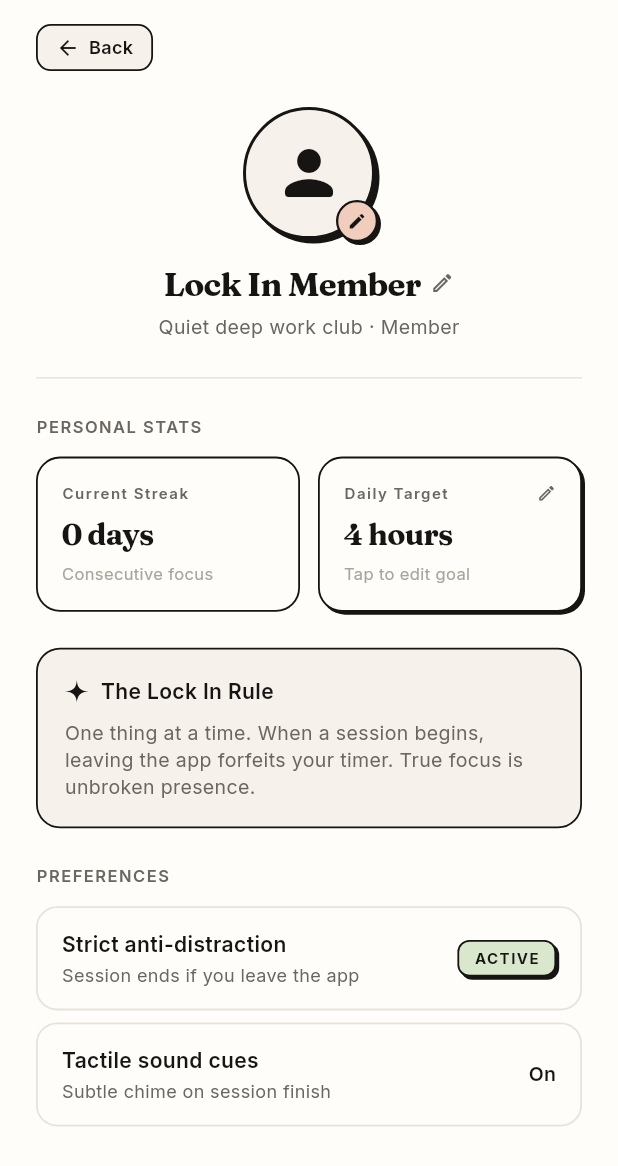
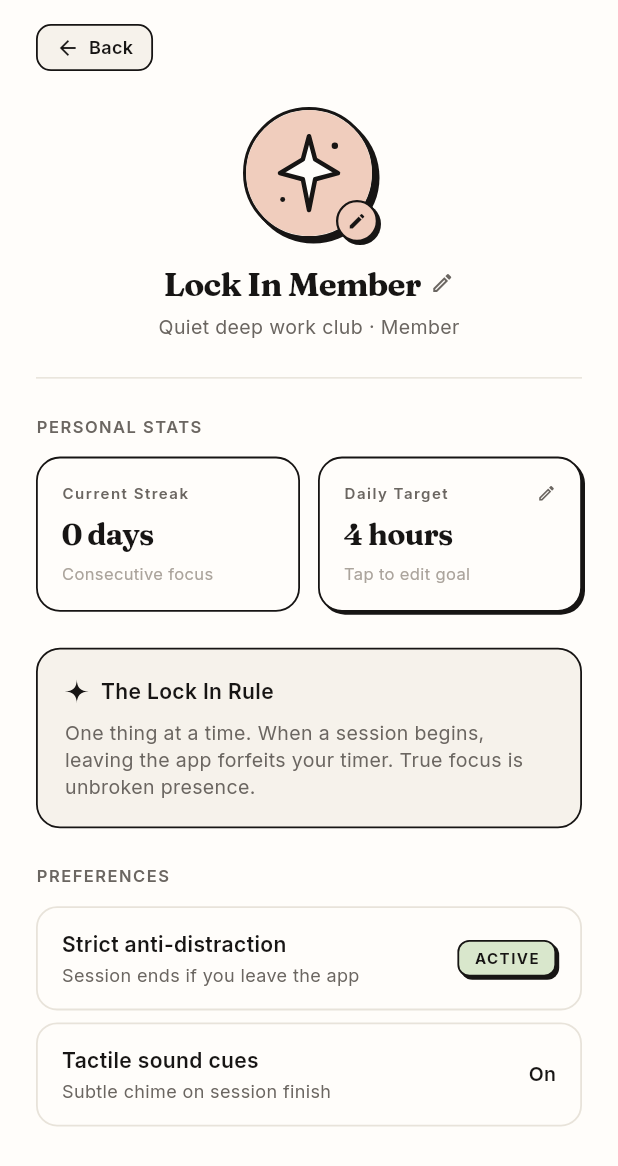
Before and after one commit to Abhaynegi1/Lock-In, a Flutter app: the ProfileScreen screen opened directly, on a phone screen of 412 x 824 dp. Shown: the top 1166 px of the screen. Run offline on Flutter 3.47's test engine with Material 3 defaults, Android fonts, the phone set to English and light mode, and no system bars; our stand-ins replace flutter_local_notifications, flutter_svg, google_fonts, image_picker, shared_preferences; accounts and stored records are empty.

Commit message:
feat: add default avatar options and custom gallery photo selection

```diff
--- a/lib/screens/profile_screen.dart
+++ b/lib/screens/profile_screen.dart
@@ -2,7 +2,9 @@ import 'package:flutter/material.dart';
 import 'package:provider/provider.dart';
 import '../providers/timer_provider.dart';
 import '../utils/app_theme.dart';
+import '../widgets/avatar_picker_modal.dart';
 import '../widgets/doodle_decorations.dart';
+import '../widgets/user_avatar.dart';
 
 class ProfileScreen extends StatelessWidget {
   const ProfileScreen({super.key});
@@ -62,29 +64,15 @@ class ProfileScreen extends StatelessWidget {
                     const SizedBox(height: 8),
                     // Circular PFP with tactile border and edit badge
                     GestureDetector(
-                      onTap: () => _showEditNicknameDialog(context, provider),
+                      onTap: () => AvatarPickerModal.show(context, provider),
                       child: Stack(
                         clipBehavior: Clip.none,
                         children: [
-                          Container(
-                            width: 88,
-                            height: 88,
-                            decoration: BoxDecoration(
-                              shape: BoxShape.circle,
-                              color: AppTheme.sand,
-                              border: Border.all(
-                                color: AppTheme.ink,
-                                width: 2.0,
-                              ),
-                              boxShadow: AppTheme.tactileShadow,
-                            ),
-                            child: const Center(
-                              child: Icon(
-                                Icons.person_rounded,
-                                size: 48,
-                                color: AppTheme.ink,
-                              ),
-                            ),
+                          UserAvatar(
+                            avatarPath: provider.userAvatar,
+                            size: 88,
+                            borderWidth: 2.0,
+                            showShadow: true,
                           ),
                           // Edit badge icon at bottom right
                           Positioned(
--- a/lib/services/storage_service.dart
+++ b/lib/services/storage_service.dart
@@ -8,8 +8,20 @@ class StorageService {
   static const String _battlesKey = 'focus_battles';
   static const String _dailyGoalKey = 'focus_daily_goal';
   static const String _userNameKey = 'focus_username';
+  static const String _userAvatarKey = 'focus_user_avatar';
+  static const String defaultAvatar = 'assets/default_pfp/avatar-spark.svg';
   static const String _strictAntiDistractionKey =
       'focus_strict_anti_distraction';
+
+  Future<String> getUserAvatar() async {
+    final prefs = await SharedPreferences.getInstance();
+    return prefs.getString(_userAvatarKey) ?? defaultAvatar;
+  }
+
+  Future<void> saveUserAvatar(String avatarPath) async {
+    final prefs = await SharedPreferences.getInstance();
+    await prefs.setString(_userAvatarKey, avatarPath);
+  }
 
   Future<String> getUserName() async {
     final prefs = await SharedPreferences.getInstance();
--- /dev/null
+++ b/lib/widgets/user_avatar.dart
@@ -0,0 +1,139 @@
+import 'dart:io';
+import 'package:flutter/material.dart';
+import 'package:flutter_svg/flutter_svg.dart';
+import '../services/storage_service.dart';
+import '../utils/app_theme.dart';
+
+class DefaultAvatarItem {
+  final String path;
+  final String label;
+  final String description;
+
+  const DefaultAvatarItem({
+    required this.path,
+    required this.label,
+    required this.description,
+  });
+}
+
+class AppAvatars {
+  static const List<DefaultAvatarItem> presets = [
+    DefaultAvatarItem(
+      path: 'assets/default_pfp/avatar-spark.svg',
+      label: 'Peach Spark',
+      description: 'Energetic focus',
+    ),
+    DefaultAvatarItem(
+      path: 'assets/default_pfp/avatar-moon.svg',
+      label: 'Sage Moon',
+      description: 'Night owl session',
+    ),
+    DefaultAvatarItem(
+      path: 'assets/default_pfp/avatar-book.svg',
+      label: 'Blue Book',
+      description: 'Deep study & reading',
+    ),
+    DefaultAvatarItem(
+      path: 'assets/default_pfp/avatar-orbit.svg',
+      label: 'Lavender Orbit',
+      description: 'In the zone',
+    ),
+  ];
+
+  static bool isPreset(String path) {
+    return presets.any((item) => item.path == path);
+  }
+}
+
+class UserAvatar extends StatelessWidget {
+  final String? avatarPath;
+  final double size;
+  final double borderWidth;
+  final Color borderColor;
+  final Color? backgroundColor;
+  final bool showShadow;
+  final List<BoxShadow>? customShadow;
+
+  const UserAvatar({
+    super.key,
+    required this.avatarPath,
+    this.size = 44.0,
+    this.borderWidth = 1.5,
+    this.borderColor = AppTheme.ink,
+    this.backgroundColor,
+    this.showShadow = false,
+    this.customShadow,
+  });
+
+  @override
+  Widget build(BuildContext context) {
+    final effectivePath = (avatarPath == null || avatarPath!.trim().isEmpty)
+        ? StorageService.defaultAvatar
+        : avatarPath!.trim();
+
+    return Container(
+      width: size,
+      height: size,
+      decoration: BoxDecoration(
+        shape: BoxShape.circle,
+        color: backgroundColor ?? AppTheme.sand,
+        border: borderWidth > 0
+            ? Border.all(color: borderColor, width: borderWidth)
+            : null,
+        boxShadow: customShadow ?? (showShadow ? AppTheme.tactileShadow : null),
+      ),
+      child: ClipOval(
+        child: _buildAvatarContent(effectivePath),
+      ),
+    );
+  }
+
+  Widget _buildAvatarContent(String path) {
+    if (path.startsWith('assets/') || path.endsWith('.svg')) {
+      return SvgPicture.asset(
+        path,
+        width: size,
+        height: size,
+        fit: BoxFit.cover,
+        placeholderBuilder: (_) => _fallbackIcon(),
+      );
+    }
+
+    try {
+      final file = File(path);
+      if (file.existsSync()) {
+        return Image.file(
+          file,
+          width: size,
+          height: size,
+          fit: BoxFit.cover,
+          errorBuilder: (context, error, stackTrace) => _fallbackSvg(),
+        );
+      }
+    } catch (_) {
+      // Fallback
+    }
+
+    return _fallbackSvg();
+  }
+
+  Widget _fallbackSvg() {
+    return SvgPicture.asset(
+      StorageService.defaultAvatar,
+      width: size,
+      height: size,
+      fit: BoxFit.cover,
+      placeholderBuilder: (_) => _fallbackIcon(),
+    );
+  }
+
+  Widget _fallbackIcon() {
+    return Center(
+      child: Icon(
+        Icons.person_rounded,
+        size: size * 0.55,
+        color: AppTheme.ink,
+      ),
+    );
+  }
+}
--- a/pubspec.yaml
+++ b/pubspec.yaml
@@ -43,6 +43,7 @@ dependencies:
   uuid: ^4.5.2
   flutter_svg: ^2.0.17
   flutter_local_notifications: ^22.3.0
+  image_picker: ^1.1.2
 
 dev_dependencies:
   flutter_test:
@@ -71,6 +72,7 @@ flutter:
   assets:
     - assets/lock-in-logo.svg
     - assets/lock-in-logo.png
+    - assets/default_pfp/
 
   # An image asset can refer to one or more resolution-specific "variants", see
   # https://flutter.dev/to/resolution-aware-images
```
Also changed, not shown: lib/providers/timer_provider.dart (+11 -0 lines), lib/screens/home_screen.dart (+6 -15 lines), lib/widgets/avatar_picker_modal.dart (added, +477 -0 lines), assets/default_pfp/avatar-book.svg (added), assets/default_pfp/avatar-moon.svg (added), assets/default_pfp/avatar-orbit.svg (added), assets/default_pfp/avatar-spark.svg (added), pubspec.lock, 6 other files.
